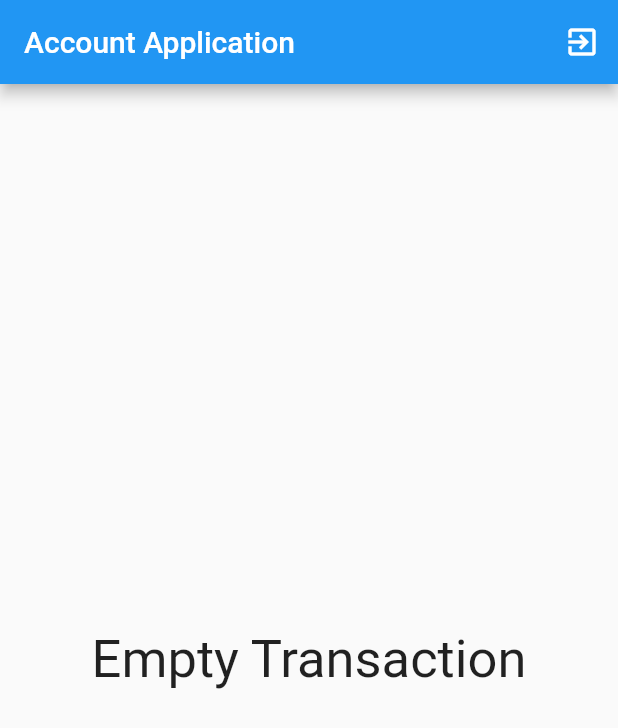
After one commit to Jackk-Doe/Flutter_App_With_Database, a Flutter app: the HomeScreen screen opened directly, on a phone screen of 412 x 824 dp. The commit adds this screen. Shown: the top 728 px of the screen. Run offline on Flutter 3.47's test engine with Material 2 defaults, Android fonts, the phone set to English and light mode, and no system bars; our stand-ins replace sembast.

Commit message:
Finished Course
- Now uses DefaultTabController to move between HomeScreen and FormScreen

```diff
--- /dev/null
+++ b/lib/screens/home_screen.dart
@@ -0,0 +1,97 @@
+// ignore_for_file: prefer_const_constructors
+
+import 'package:flutter/material.dart';
+import 'package:flutter/services.dart';
+import 'package:flutter_database/models/transactions.dart';
+import 'package:flutter_database/providers/transaction_provider.dart';
+import 'package:intl/intl.dart';
+import 'package:provider/provider.dart';
+
+class HomeScreen extends StatefulWidget {
+  const HomeScreen({Key? key}) : super(key: key);
+
+  @override
+  _HomeScreenState createState() => _HomeScreenState();
+}
+
+class _HomeScreenState extends State<HomeScreen> {
+  @override
+  void initState() {
+    super.initState();
+
+    /// Tell Provider to get data from DataBase, also notify Consumer
+    Provider.of<TransactionProvider>(context, listen: false).initData();
+  }
+
+  @override
+  Widget build(BuildContext context) {
+    return Scaffold(
+        appBar: AppBar(
+          title: Text("Account Application"),
+          actions: [
+            /// Add Icon Button to AppBar (Top-Right)
+            IconButton(
+              icon: Icon(Icons.exit_to_app),
+
+              /// EXIT APP when pressed Button
+              onPressed: () {
+                SystemNavigator.pop();
+              },
+            )
+          ],
+        ),
+        /*
+        Consumer take data (or listen to changing data) from Provider,
+        then return Widget from the given data
+        */
+        body: Consumer(
+          /// The below Provider linking to Provider in <line>line 24<line>
+          builder: (context, TransactionProvider provider, child) {
+            /// Count how many items, do the transaction in Provider
+            var count = provider.transactions.length;
+
+            /// If transactions(list) in Provider is empty
+            if (count <= 0) {
+              return Center(
+                  child: Text(
+                "Empty Transaction",
+                style: TextStyle(fontSize: 35),
+              ));
+            } else {
+              return ListView.builder(
+                  itemCount: provider.transactions.length,
+                  itemBuilder: (context, int index) {
+                    /// Get reference to each Transaction from Provider
+                    Transactions data = provider.transactions[index];
+
+                    /// Card Widget (Card shape box)
+                    return Card(
+                      /// Card's shadow density
+                      elevation: 5,
+
+                      /// Empty gap between each Card
+                      margin: const EdgeInsets.symmetric(
+                          vertical: 8, horizontal: 5),
+
+                      /// Cover ListTile with Card Widget
+                      child: ListTile(
+                        leading: CircleAvatar(
+                          radius: 30,
+
+                          /// Used FittedBox Widget within CircleAvatar Widget
+                          /// to control text formating (scaling)
+                          child: FittedBox(
+                            child: Text(data.amount.toString()),
+                          ),
+                        ),
+                        title: Text(data.title),
+                        subtitle: Text(
+                            DateFormat("dd/MM/yyy  EEE").format(data.date)),
+                      ),
+                    );
+                  });
+            }
+          },
+        ));
+  }
+}
```
Also changed, not shown: lib/main.dart (+27 -84 lines), lib/screens/form_screen.dart (+10 -3 lines).
